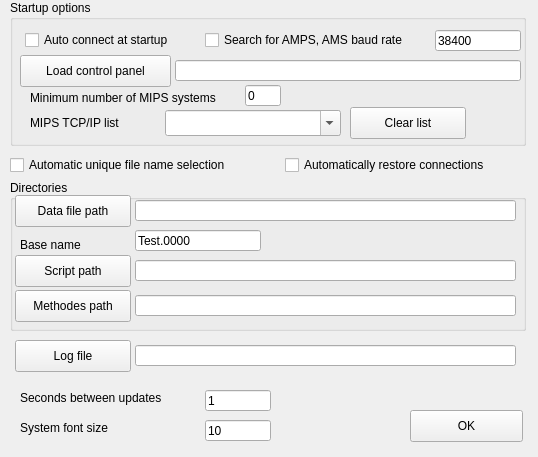
Qt form properties.ui (GordonAnderson/MIPS_QT6) before a commit.
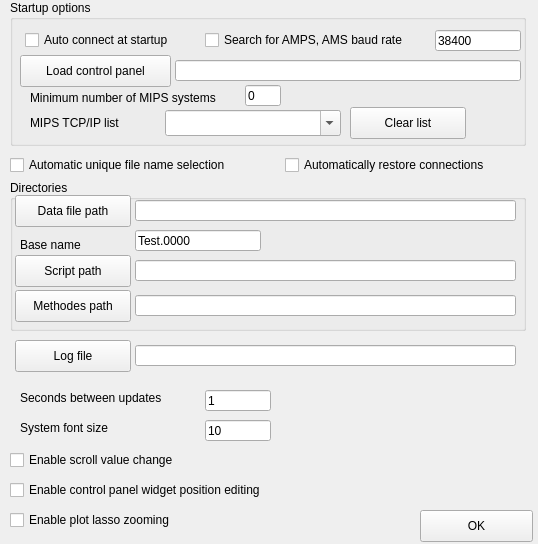
The same form after that commit.

Commit message: Added zoom, controlpanel edit, and scroll edit options. Added global pProps pointer.

Diff of the .ui file:
```diff
--- a/properties.ui
+++ b/properties.ui
@@ -7,7 +7,7 @@
     <x>0</x>
     <y>0</y>
     <width>538</width>
-    <height>457</height>
+    <height>544</height>
    </rect>
   </property>
   <property name="windowTitle">
@@ -16,8 +16,8 @@
   <widget class="QPushButton" name="pbOK">
    <property name="geometry">
     <rect>
-     <x>410</x>
-     <y>410</y>
+     <x>420</x>
+     <y>510</y>
      <width>113</width>
      <height>32</height>
     </rect>
@@ -414,6 +414,45 @@
     <string>10</string>
    </property>
   </widget>
+  <widget class="QCheckBox" name="chkEnableScrollChange">
+   <property name="geometry">
+    <rect>
+     <x>10</x>
+     <y>450</y>
+     <width>301</width>
+     <height>20</height>
+    </rect>
+   </property>
+   <property name="text">
+    <string>Enable scroll value change</string>
+   </property>
+  </widget>
+  <widget class="QCheckBox" name="chkEnableControlEdit">
+   <property name="geometry">
+    <rect>
+     <x>10</x>
+     <y>480</y>
+     <width>351</width>
+     <height>20</height>
+    </rect>
+   </property>
+   <property name="text">
+    <string>Enable control panel widget position editing</string>
+   </property>
+  </widget>
+  <widget class="QCheckBox" name="chkEnableLasso">
+   <property name="geometry">
+    <rect>
+     <x>10</x>
+     <y>510</y>
+     <width>351</width>
+     <height>20</height>
+    </rect>
+   </property>
+   <property name="text">
+    <string>Enable plot lasso zooming</string>
+   </property>
+  </widget>
  </widget>
  <resources/>
  <connections/>
```
The commit also changes 3 other files.
